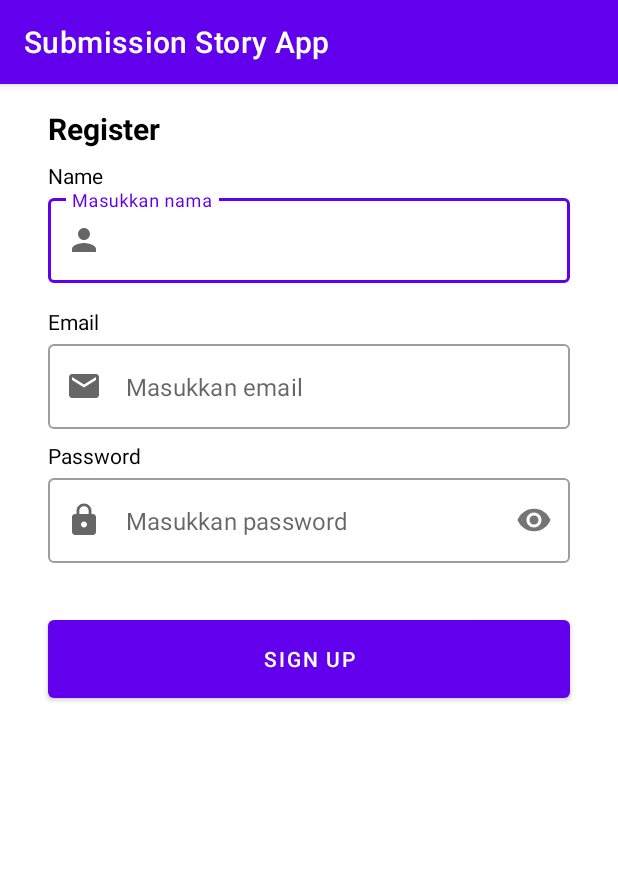
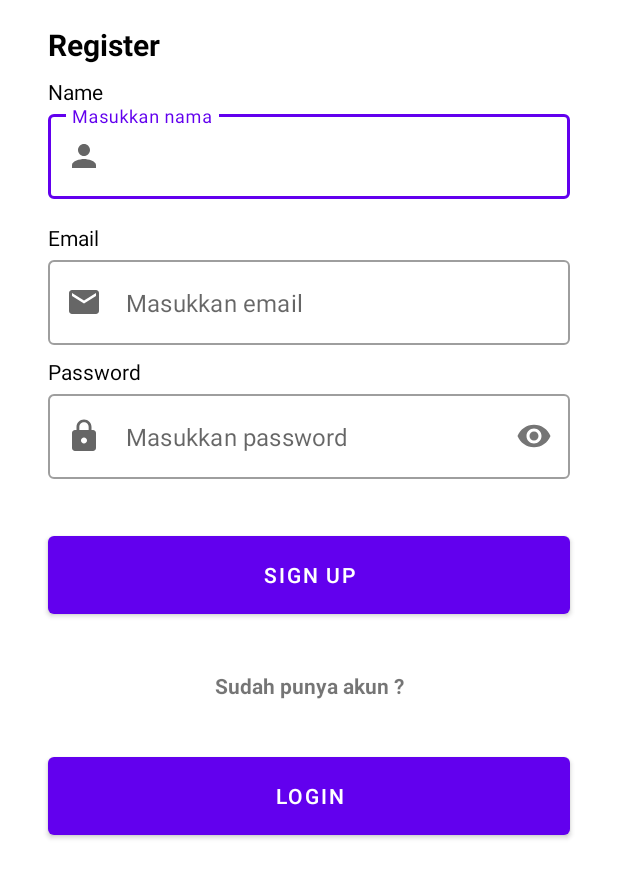
Before and after one commit to iqbalfariz/Submission-Story-App-V2, an Android app: the screen it shows after launch (RegisterActivity), after a tap on "REGISTER", on a phone screen of 412 x 824 dp. Shown: the top 878 px of the screen. Run offline under Robolectric (Android 15) with nearby library versions, the phone set to English and light mode, and no system bars.

Commit message:
Repair UI register and login

```diff
--- a/app/src/main/AndroidManifest.xml
+++ b/app/src/main/AndroidManifest.xml
@@ -47,7 +47,7 @@
             android:name=".view.detail.DetailActivity"
             android:exported="false" />
         <activity
-            android:name=".view.home.MainActivity"
+            android:name=".view.main.MainActivity"
             android:exported="false" >
         </activity>
         <activity
--- a/app/src/main/java/com/izo/submissionstoryapp/view/ViewModelFactory.kt
+++ b/app/src/main/java/com/izo/submissionstoryapp/view/ViewModelFactory.kt
@@ -4,9 +4,9 @@ import androidx.lifecycle.ViewModel
 import androidx.lifecycle.ViewModelProvider
 import com.izo.submissionstoryapp.data.local.UserPreference
 import com.izo.submissionstoryapp.view.addstory.AddStoryViewModel
-import com.izo.submissionstoryapp.view.home.MainViewModel
+import com.izo.submissionstoryapp.view.main.MainViewModel
 import com.izo.submissionstoryapp.view.login.LoginViewModel
-import com.izo.submissionstoryapp.view.welcome.WelcomeViewModel
+import com.izo.submissionstoryapp.view.splashscreen.SplashScreenViewModel
 
 
 class ViewModelFactory(private val pref: UserPreference) : ViewModelProvider.NewInstanceFactory() {
@@ -17,8 +17,8 @@ class ViewModelFactory(private val pref: UserPreference) : ViewModelProvider.New
             modelClass.isAssignableFrom(MainViewModel::class.java) -> {
                 MainViewModel(pref) as T
             }
-            modelClass.isAssignableFrom(WelcomeViewModel::class.java) -> {
-                WelcomeViewModel(pref) as T
+            modelClass.isAssignableFrom(SplashScreenViewModel::class.java) -> {
+                SplashScreenViewModel(pref) as T
             }
             modelClass.isAssignableFrom(LoginViewModel::class.java) -> {
                 LoginViewModel(pref) as T
--- a/app/src/main/java/com/izo/submissionstoryapp/view/addstory/AddStoryActivity.kt
+++ b/app/src/main/java/com/izo/submissionstoryapp/view/addstory/AddStoryActivity.kt
@@ -25,7 +25,7 @@ import com.izo.submissionstoryapp.data.remote.ApiConfig
 import com.izo.submissionstoryapp.databinding.ActivityAddStoryBinding
 import com.izo.submissionstoryapp.view.welcome.WelcomeActivity
 import com.izo.submissionstoryapp.view.ViewModelFactory
-import com.izo.submissionstoryapp.view.home.MainActivity
+import com.izo.submissionstoryapp.view.main.MainActivity
 import okhttp3.MediaType.Companion.toMediaType
 import okhttp3.MediaType.Companion.toMediaTypeOrNull
 import okhttp3.MultipartBody
--- a/app/src/main/java/com/izo/submissionstoryapp/view/home/MainAdapter.kt
+++ b/app/src/main/java/com/izo/submissionstoryapp/view/main/MainAdapter.kt
@@ -1,4 +1,4 @@
-package com.izo.submissionstoryapp.view.home
+package com.izo.submissionstoryapp.view.main
 
 import android.app.Activity
 import android.content.Intent
--- a/app/src/main/java/com/izo/submissionstoryapp/view/home/MainViewModel.kt
+++ b/app/src/main/java/com/izo/submissionstoryapp/view/main/MainViewModel.kt
@@ -1,4 +1,4 @@
-package com.izo.submissionstoryapp.view.home
+package com.izo.submissionstoryapp.view.main
 
 import android.util.Log
 import androidx.lifecycle.*
--- a/app/src/main/java/com/izo/submissionstoryapp/view/register/RegisterActivity.kt
+++ b/app/src/main/java/com/izo/submissionstoryapp/view/register/RegisterActivity.kt
@@ -1,15 +1,22 @@
 package com.izo.submissionstoryapp.view.register
 
 import android.content.Context
+import android.content.Intent
+import android.os.Build
 import androidx.appcompat.app.AppCompatActivity
 import android.os.Bundle
 import android.util.Log
+import android.view.MenuItem
 import android.view.View
+import android.view.WindowInsets
+import android.view.WindowManager
 import android.view.inputmethod.InputMethodManager
 import android.widget.Toast
 import com.izo.submissionstoryapp.data.RegisterResponse
 import com.izo.submissionstoryapp.data.remote.ApiConfig
 import com.izo.submissionstoryapp.databinding.ActivityRegisterBinding
+import com.izo.submissionstoryapp.view.login.LoginActivity
+import com.izo.submissionstoryapp.view.welcome.WelcomeActivity
 import retrofit2.Call
 import retrofit2.Callback
 import retrofit2.Response
@@ -23,6 +30,8 @@ class RegisterActivity : AppCompatActivity() {
         registerBinding = ActivityRegisterBinding.inflate(layoutInflater)
         setContentView(registerBinding.root)
 
+        setUpView()
+
         registerBinding.btnSignUp.setOnClickListener { view ->
             postDataRegis(
                 registerBinding.edName.text.toString(),
@@ -33,6 +42,24 @@ class RegisterActivity : AppCompatActivity() {
             imm.hideSoftInputFromWindow(view.windowToken, 0)
         }
 
+        registerBinding.btnLogin.setOnClickListener {
+            startActivity(Intent(this, LoginActivity::class.java))
+            finish()
+        }
+
+    }
+
+    private fun setUpView() {
+        @Suppress("DEPRECATION")
+        if (Build.VERSION.SDK_INT >= Build.VERSION_CODES.R) {
+            window.insetsController?.hide(WindowInsets.Type.statusBars())
+        } else {
+            window.setFlags(
+                WindowManager.LayoutParams.FLAG_FULLSCREEN,
+                WindowManager.LayoutParams.FLAG_FULLSCREEN
+            )
+        }
+        supportActionBar?.hide()
     }
 
     private fun postDataRegis(name: String, email: String, password: String) {
@@ -64,6 +91,7 @@ class RegisterActivity : AppCompatActivity() {
         registerBinding.progressBar.visibility = if (isLoading) View.VISIBLE else View.GONE
     }
 
+
     companion object {
         const val TAG = "RegisterActivity"
     }
--- a/app/src/main/java/com/izo/submissionstoryapp/view/splashscreen/SplashScreenActivity.kt
+++ b/app/src/main/java/com/izo/submissionstoryapp/view/splashscreen/SplashScreenActivity.kt
@@ -1,24 +1,68 @@
 package com.izo.submissionstoryapp.view.splashscreen
 
+import android.content.Context
 import android.content.Intent
+import android.os.Build
 import androidx.appcompat.app.AppCompatActivity
 import android.os.Bundle
-import android.os.Handler
+import android.view.WindowInsets
+import android.view.WindowManager
+import androidx.datastore.core.DataStore
+import androidx.datastore.preferences.core.Preferences
+import androidx.datastore.preferences.preferencesDataStore
+import androidx.lifecycle.ViewModelProvider
 import com.izo.submissionstoryapp.R
+import com.izo.submissionstoryapp.data.local.UserPreference
+import com.izo.submissionstoryapp.view.ViewModelFactory
+import com.izo.submissionstoryapp.view.main.MainActivity
 import com.izo.submissionstoryapp.view.welcome.WelcomeActivity
+import kotlinx.coroutines.CoroutineScope
+import kotlinx.coroutines.Dispatchers
+import kotlinx.coroutines.delay
+import kotlinx.coroutines.launch
+
+private val Context.dataStore: DataStore<Preferences> by preferencesDataStore(name = "settings")
 
 class SplashScreenActivity : AppCompatActivity() {
+
+    private lateinit var splashScreenViewModel: SplashScreenViewModel
+
     override fun onCreate(savedInstanceState: Bundle?) {
         super.onCreate(savedInstanceState)
         setContentView(R.layout.activity_splash_screen)
+        setUpView()
 
-        supportActionBar?.hide()
+        CoroutineScope(Dispatchers.Main).launch {
+            delay(3000)
+            splashScreenViewModel = ViewModelProvider(
+                this@SplashScreenActivity,
+                ViewModelFactory(UserPreference.getInstance(dataStore))
+            )[SplashScreenViewModel::class.java]
 
-        Handler().postDelayed({
-            val intent = Intent(this, WelcomeActivity::class.java)
-            startActivity(intent)
-            finish()
-        }, 3000)
+            splashScreenViewModel.getUser().observe(this@SplashScreenActivity) { user ->
+                if (user.isLogin) {
+                    startActivity(Intent(this@SplashScreenActivity, MainActivity::class.java))
+                    finish()
+                } else {
+                    startActivity(Intent(this@SplashScreenActivity, WelcomeActivity::class.java))
+                    finish()
+                }
+            }
+
+        }
 
     }
+
+    private fun setUpView() {
+        @Suppress("DEPRECATION")
+        if (Build.VERSION.SDK_INT >= Build.VERSION_CODES.R) {
+            window.insetsController?.hide(WindowInsets.Type.statusBars())
+        } else {
+            window.setFlags(
+                WindowManager.LayoutParams.FLAG_FULLSCREEN,
+                WindowManager.LayoutParams.FLAG_FULLSCREEN
+            )
+        }
+        supportActionBar?.hide()
+    }
 }
--- a/app/src/main/java/com/izo/submissionstoryapp/view/splashscreen/SplashScreenViewModel.kt
+++ b/app/src/main/java/com/izo/submissionstoryapp/view/splashscreen/SplashScreenViewModel.kt
@@ -1,4 +1,14 @@
 package com.izo.submissionstoryapp.view.splashscreen
 
-class SplashScreenViewModel {
+import androidx.lifecycle.LiveData
+import androidx.lifecycle.ViewModel
+import androidx.lifecycle.asLiveData
+import com.izo.submissionstoryapp.data.local.UserModel
+import com.izo.submissionstoryapp.data.local.UserPreference
+
+class SplashScreenViewModel (private val pref: UserPreference): ViewModel() {
+
+    fun getUser(): LiveData<UserModel> {
+        return pref.getUser().asLiveData()
+    }
 }
--- a/app/src/main/java/com/izo/submissionstoryapp/view/welcome/WelcomeActivity.kt
+++ b/app/src/main/java/com/izo/submissionstoryapp/view/welcome/WelcomeActivity.kt
@@ -4,9 +4,12 @@ import android.animation.AnimatorSet
 import android.animation.ObjectAnimator
 import android.content.Context
 import android.content.Intent
+import android.os.Build
 import androidx.appcompat.app.AppCompatActivity
 import android.os.Bundle
 import android.view.View
+import android.view.WindowInsets
+import android.view.WindowManager
 import androidx.datastore.core.DataStore
 import androidx.datastore.preferences.core.Preferences
 import androidx.datastore.preferences.preferencesDataStore
@@ -14,33 +17,21 @@ import androidx.lifecycle.ViewModelProvider
 import com.izo.submissionstoryapp.data.local.UserPreference
 import com.izo.submissionstoryapp.databinding.ActivityWelcomeBinding
 import com.izo.submissionstoryapp.view.ViewModelFactory
-import com.izo.submissionstoryapp.view.home.MainActivity
+import com.izo.submissionstoryapp.view.main.MainActivity
 import com.izo.submissionstoryapp.view.login.LoginActivity
 import com.izo.submissionstoryapp.view.register.RegisterActivity
 
-private val Context.dataStore: DataStore<Preferences> by preferencesDataStore(name = "settings")
 
 class WelcomeActivity : AppCompatActivity() {
 
     private lateinit var welcomeBinding: ActivityWelcomeBinding
-    private lateinit var welcomeViewModel: WelcomeViewModel
 
     override fun onCreate(savedInstanceState: Bundle?) {
         super.onCreate(savedInstanceState)
         welcomeBinding = ActivityWelcomeBinding.inflate(layoutInflater)
         setContentView(welcomeBinding.root)
 
-        welcomeViewModel = ViewModelProvider(
-            this,
-            ViewModelFactory(UserPreference.getInstance(dataStore))
-        )[WelcomeViewModel::class.java]
-
-//        welcomeViewModel.getUser().observe(this) { user ->
-//            if (user.isLogin) {
-//                startActivity(Intent(this, MainActivity::class.java))
-//                finish()
-//            }
-//        }
+        setUpView()
 
         welcomeBinding.btnSignUp.setOnClickListener {
             startActivity(Intent(this, RegisterActivity::class.java))
@@ -55,6 +46,19 @@ class WelcomeActivity : AppCompatActivity() {
         playAnimation()
     }
 
+    private fun setUpView() {
+        @Suppress("DEPRECATION")
+        if (Build.VERSION.SDK_INT >= Build.VERSION_CODES.R) {
+            window.insetsController?.hide(WindowInsets.Type.statusBars())
+        } else {
+            window.setFlags(
+                WindowManager.LayoutParams.FLAG_FULLSCREEN,
+                WindowManager.LayoutParams.FLAG_FULLSCREEN
+            )
+        }
+        supportActionBar?.hide()
+    }
+
     private fun playAnimation() {
         ObjectAnimator.ofFloat(welcomeBinding.imageView2, View.TRANSLATION_X, -30f, 30f).apply {
             duration = 6000
@@ -62,10 +66,10 @@ class WelcomeActivity : AppCompatActivity() {
             repeatMode = ObjectAnimator.REVERSE
         }.start()
 
-        val login = ObjectAnimator.ofFloat(welcomeBinding.btnLogin, View.ALPHA, 1f).setDuration(2000)
-        val signup = ObjectAnimator.ofFloat(welcomeBinding.btnSignUp, View.ALPHA, 1f).setDuration(2000)
-        val welcome1 = ObjectAnimator.ofFloat(welcomeBinding.tvWelcome, View.ALPHA, 1f).setDuration(2000)
-        val welcome2 = ObjectAnimator.ofFloat(welcomeBinding.tvWelcome2, View.ALPHA, 1f).setDuration(2000)
+        val login = ObjectAnimator.ofFloat(welcomeBinding.btnLogin, View.ALPHA, 1f).setDuration(1000)
+        val signup = ObjectAnimator.ofFloat(welcomeBinding.btnSignUp, View.ALPHA, 1f).setDuration(1000)
+        val welcome1 = ObjectAnimator.ofFloat(welcomeBinding.tvWelcome, View.ALPHA, 1f).setDuration(1000)
+        val welcome2 = ObjectAnimator.ofFloat(welcomeBinding.tvWelcome2, View.ALPHA, 1f).setDuration(1000)
 
         val together = AnimatorSet().apply {
             playTogether(login, signup)
--- a/app/src/main/java/com/izo/submissionstoryapp/view/welcome/WelcomeViewModel.kt
+++ /dev/null
@@ -1,14 +0,0 @@
-package com.izo.submissionstoryapp.view.welcome
-
-import androidx.lifecycle.LiveData
-import androidx.lifecycle.ViewModel
-import androidx.lifecycle.asLiveData
-import com.izo.submissionstoryapp.data.local.UserModel
-import com.izo.submissionstoryapp.data.local.UserPreference
-
-class WelcomeViewModel(private val pref: UserPreference): ViewModel() {
-
-    fun getUser(): LiveData<UserModel> {
-        return pref.getUser().asLiveData()
-    }
-}
--- a/app/src/main/res/layout/activity_main.xml
+++ b/app/src/main/res/layout/activity_main.xml
@@ -4,7 +4,7 @@
     xmlns:tools="http://schemas.android.com/tools"
     android:layout_width="match_parent"
     android:layout_height="match_parent"
-    tools:context=".view.home.MainActivity">
+    tools:context=".view.main.MainActivity">
 
 
     <androidx.recyclerview.widget.RecyclerView
--- a/app/src/main/res/layout/activity_register.xml
+++ b/app/src/main/res/layout/activity_register.xml
@@ -12,7 +12,7 @@
         android:layout_marginStart="32dp"
         android:layout_marginTop="16dp"
         android:layout_marginEnd="32dp"
-        android:text="Register"
+        android:text="@string/register"
         android:textColor="@color/black"
         android:textSize="20sp"
         android:textStyle="bold"
@@ -130,6 +130,30 @@
         app:layout_constraintStart_toStartOf="parent"
         app:layout_constraintTop_toBottomOf="@+id/passwordEditTextLayout" />
 
+    <TextView
+        android:id="@+id/textView4"
+        android:layout_width="wrap_content"
+        android:layout_height="wrap_content"
+        android:layout_marginTop="32dp"
+        android:text="@string/sudah_punya_akun"
+        android:textStyle="bold"
+        app:layout_constraintEnd_toEndOf="parent"
+        app:layout_constraintStart_toStartOf="parent"
+        app:layout_constraintTop_toBottomOf="@+id/btnSignUp" />
+
+    <Button
+        android:id="@+id/btnLogin"
+        android:layout_width="0dp"
+        android:layout_height="64dp"
+        android:layout_marginStart="32dp"
+        android:layout_marginTop="32dp"
+        android:layout_marginEnd="32dp"
+        android:text="Login"
+        app:layout_constraintEnd_toEndOf="parent"
+        app:layout_constraintHorizontal_bias="0.0"
+        app:layout_constraintStart_toStartOf="parent"
+        app:layout_constraintTop_toBottomOf="@+id/textView4" />
+
     <ProgressBar
         android:id="@+id/progressBar"
         android:layout_width="wrap_content"
@@ -142,4 +166,5 @@
         tools:visibility="visible"
         android:backgroundTint="@color/black"
         />
+
 </androidx.constraintlayout.widget.ConstraintLayout>
--- a/app/src/main/res/values/strings.xml
+++ b/app/src/main/res/values/strings.xml
@@ -9,4 +9,7 @@
     <string name="deskripsi">Deskripsi</string>
     <string name="selamat_datang_di_dicoding_story_app">Selamat datang di Dicoding Story App</string>
     <string name="share_cerita_coding_mu_dengan_teman_teman_dicoding_lainnya">Share cerita coding mu dengan teman - teman Dicoding lainnya</string>
+    <string name="register">Register</string>
+    <string name="sudah_punya_akun">Sudah punya akun ?</string>
+    <string name="belum_punya_akun">Belum punya akun ?</string>
 </resources>
```
Also changed, not shown: app/src/main/java/com/izo/submissionstoryapp/view/login/LoginActivity.kt (+24 -1 lines), app/src/main/java/com/izo/submissionstoryapp/view/main/MainActivity.kt (renamed from app/src/main/java/com/izo/submissionstoryapp/view/home/MainActivity.kt, +5 -5 lines), app/src/main/res/layout/activity_login.xml (+24 -0 lines).
